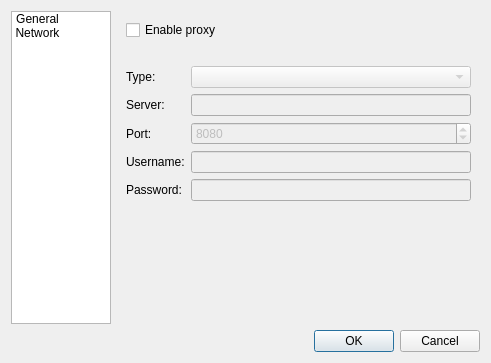
javierllorente/qactus, file src/gui/configure.ui: the form before one commit.
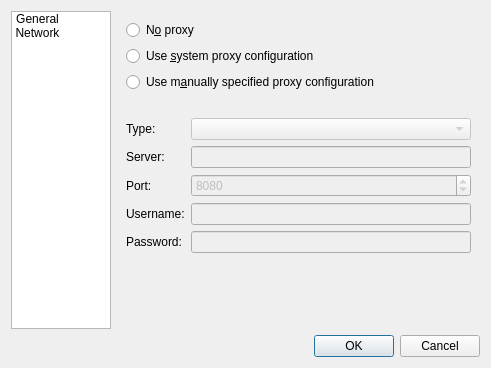
The form after the commit. The open tabs and pages were chosen to show the change. Icons and pictures are not drawn.

Commit message: Add system proxy support

The edit to the form file:
```diff
--- a/src/gui/configure.ui
+++ b/src/gui/configure.ui
@@ -10,7 +10,7 @@
     <x>0</x>
     <y>0</y>
     <width>491</width>
-    <height>363</height>
+    <height>368</height>
    </rect>
   </property>
   <property name="windowTitle">
@@ -244,16 +244,33 @@
        <item row="0" column="0">
         <layout class="QVBoxLayout" name="verticalLayoutNetwork">
          <item>
-          <widget class="QCheckBox" name="checkBoxProxy">
-           <property name="sizePolicy">
-            <sizepolicy hsizetype="Minimum" vsizetype="Fixed">
-             <horstretch>0</horstretch>
-             <verstretch>0</verstretch>
-            </sizepolicy>
+          <widget class="QRadioButton" name="radioButtonNoProxy">
+           <property name="text">
+            <string>N&amp;o proxy</string>
            </property>
+           <attribute name="buttonGroup">
+            <string notr="true">buttonGroupProxyType</string>
+           </attribute>
+          </widget>
+         </item>
+         <item>
+          <widget class="QRadioButton" name="radioButtonSystemProxy">
            <property name="text">
-            <string>Enable proxy</string>
+            <string>Use &amp;system proxy configuration</string>
            </property>
+           <attribute name="buttonGroup">
+            <string notr="true">buttonGroupProxyType</string>
+           </attribute>
+          </widget>
+         </item>
+         <item>
+          <widget class="QRadioButton" name="radioButtonManualProxy">
+           <property name="text">
+            <string>Use m&amp;anually specified proxy configuration</string>
+           </property>
+           <attribute name="buttonGroup">
+            <string notr="true">buttonGroupProxyType</string>
+           </attribute>
           </widget>
          </item>
         </layout>
```
Left out of the diff: 5 changed lines with no effect on the pictures. The commit also changes 4 other files.
